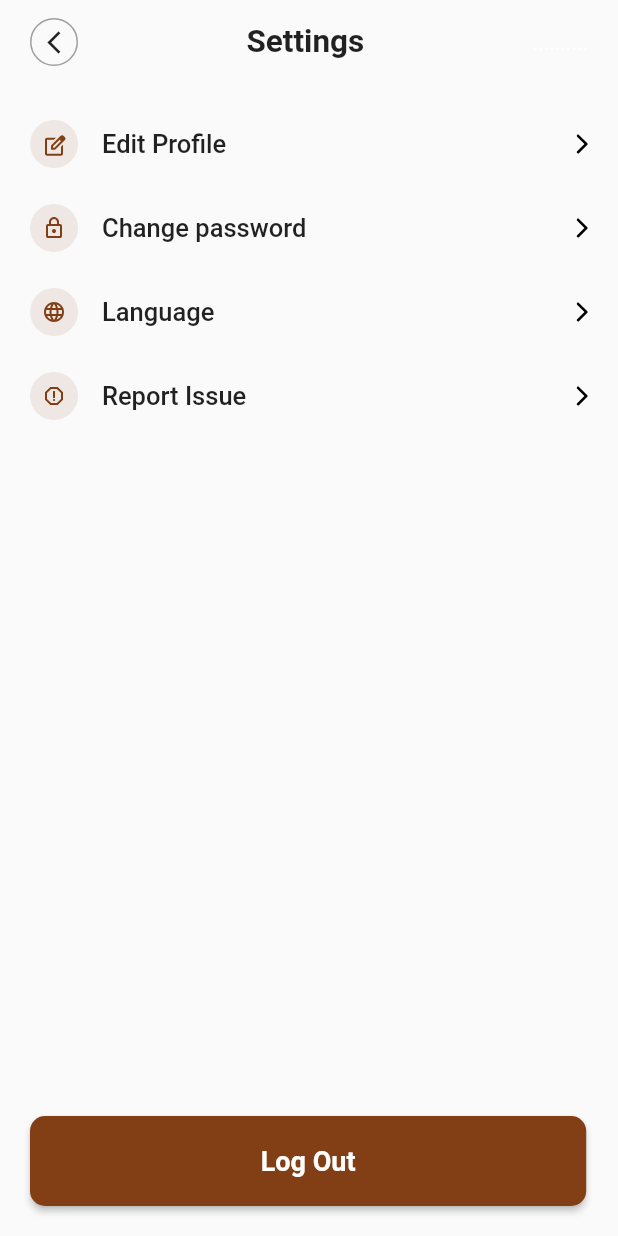
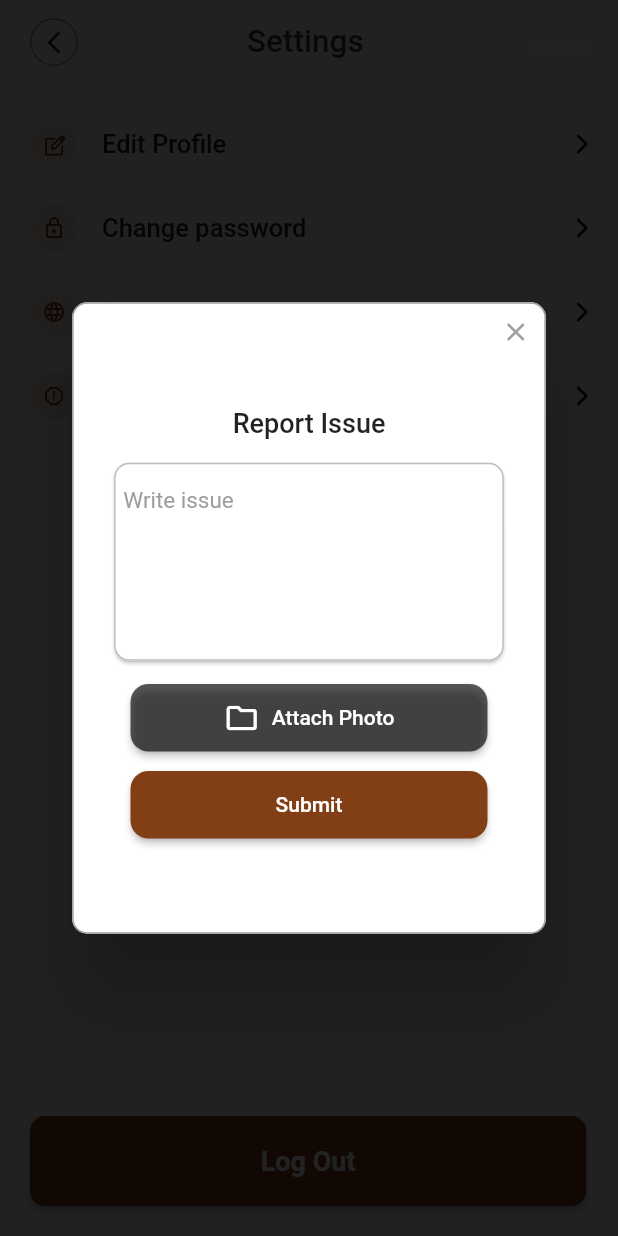
Before and after one commit to huzaifaa786/furniture_app, a Flutter app: the SettingScreen screen opened directly, after a tap on "Report Issue", on a phone screen of 412 x 824 dp. Run offline on Flutter 3.47's test engine with Material 2 defaults, Android fonts, the light colour scheme and no system bars; drawn by our look-alikes of rflutter_alert; our stand-ins replace badges, cached_network_image, carousel_indicator, carousel_slider, cloud_firestore, firebase_auth and 11 more; accounts and stored records are empty; Roboto replaces fonts that are missing (Mazzard, Poppins); project files that could hold a hidden picture were left out.

Commit message:
Adil, 27/07/2023

```diff
--- a/lib/constants/constants.dart
+++ b/lib/constants/constants.dart
@@ -6,6 +6,7 @@
 import 'package:furniture/screen/notifications/notification_controller.dart';
 import 'package:furniture/screen/order/order_controller.dart';
 import 'package:furniture/screen/register/signup_controller.dart';
+import 'package:furniture/screen/setting/setting_controller.dart';
 import 'package:furniture/services/auth_service.dart';
 
 SignUpController signUpController = SignUpController.instance;
@@ -17,3 +18,4 @@
 FirebaseFirestore firebaseFirestore = FirebaseFirestore.instance;
 OrderController orderController = OrderController.instance;
 NotificationController notificationController = NotificationController.instance;
+SettingController settingController = SettingController.instance;
--- a/lib/main.dart
+++ b/lib/main.dart
@@ -9,6 +9,7 @@
 import 'package:furniture/screen/notifications/notification_controller.dart';
 import 'package:furniture/screen/order/order_controller.dart';
 import 'package:furniture/screen/register/signup_controller.dart';
+import 'package:furniture/screen/setting/setting_controller.dart';
 import 'package:furniture/screen/splash_screen/splash_screen.dart';
 import 'package:furniture/services/auth_service.dart';
 import 'package:furniture/values/styles.dart';
@@ -31,6 +32,7 @@
     Get.put(HomeController());
     Get.put(OrderController());
     Get.put(NotificationController());
+    Get.put(SettingController());
   });
   runApp(const MyApp());
 }
--- /dev/null
+++ b/lib/screen/setting/report_bug_model.dart
@@ -0,0 +1,128 @@
+// ignore_for_file: prefer_const_constructors, sort_child_properties_last, prefer_const_literals_to_create_immutables
+
+import 'dart:io';
+
+import 'package:flutter/material.dart';
+import 'package:furniture/constants/constants.dart';
+import 'package:furniture/screen/setting/setting_controller.dart';
+import 'package:furniture/screen/setting/success_model.dart';
+import 'package:furniture/static/buginput.dart';
+import 'package:furniture/values/colors.dart';
+import 'package:get/get.dart';
+import 'package:rflutter_alert/rflutter_alert.dart';
+
+class BugReportModal extends StatefulWidget {
+  const BugReportModal({super.key});
+
+  @override
+  State<BugReportModal> createState() => _BugReportModalState();
+}
+
+class _BugReportModalState extends State<BugReportModal> {
+  @override
+  Widget build(BuildContext context) {
+    return GetBuilder<SettingController>(
+        builder: (controller) => Column(
+              crossAxisAlignment: CrossAxisAlignment.stretch,
+              children: [
+                SizedBox(
+                  height: 20,
+                ),
+                Padding(
+                  padding: const EdgeInsets.only(top: 0, bottom: 12),
+                  child: Text(
+                    'Report Issue',
+                    style: TextStyle(
+                      fontSize: 18,
+                      fontFamily: 'Poppins',
+                      fontWeight: FontWeight.w500,
+                    ),
+                    textAlign: TextAlign.center,
+                  ),
+                ),
+                Row(
+                  mainAxisAlignment: MainAxisAlignment.center,
+                  children: [
+                    BugInput(
+                      controller: settingController.bugcontroller,
+                      text: 'Write issue',
+                      maxlines: true,
+                    ),
+                  ],
+                ),
+                SizedBox(
+                  height: 10,
+                ),
+                Align(
+                  alignment: Alignment.bottomCenter,
+                  child: ElevatedButton(
+                    onPressed: () {
+                      settingController.selectbugImage();
+                    },
+                    child: Row(
+                      mainAxisAlignment: MainAxisAlignment.center,
+                      children: [
+                        Padding(
+                          padding: const EdgeInsets.only(right: 8.0),
+                          child: settingController.bugImage!.path == ''
+                              ? Icon(Icons.folder_outlined)
+                              : ClipRRect(
+                                  borderRadius: BorderRadius.circular(25),
+                                  child: Image.file(
+                                      File(settingController.bugImage!.path),
+                                      height: 35,
+                                      width: 35,
+                                      fit: BoxFit.cover),
+                                ),
+                        ),
+                        Text('Attach Photo'),
+                      ],
+                    ),
+                    style: ButtonStyle(
+                      shape: MaterialStateProperty.all<RoundedRectangleBorder>(
+                          RoundedRectangleBorder(
+                              borderRadius: BorderRadius.circular(12))),
+                      backgroundColor: MaterialStateProperty.all<Color>(
+                          Colors.black.withOpacity(0.6499999761581421)),
+                      fixedSize: MaterialStateProperty.all(Size(238, 45)),
+                    ),
+                  ),
+                ),
+                SizedBox(
+                  height: 10,
+                ),
+                Align(
+                  alignment: Alignment.bottomCenter,
+                  child: ElevatedButton(
+                    onPressed: () {
+                      // settingController.reportBug((success) {
+                      //   if (success) {
+                          successModel(context);
+                        // }
+                      // });
+                    },
+                    child: Text('Submit'),
+                    style: ButtonStyle(
+                      shape: MaterialStateProperty.all<RoundedRectangleBorder>(
+                          RoundedRectangleBorder(
+                              borderRadius: BorderRadius.circular(12))),
+                      backgroundColor:
+                          MaterialStateProperty.all<Color>(mainColor),
+                      fixedSize: MaterialStateProperty.all(Size(238, 45)),
+                    ),
+                  ),
+                ),
+                SizedBox(
+                  height: 10,
+                )
+              ],
+            ));
+  }
+
+  successModel(context) {
+    Alert(context: context, content: SucessModel(), buttons: [
+      DialogButton(
+          height: 0, color: white, onPressed: () async {}, child: Text(''))
+    ]).show();
+  }
+}
--- a/lib/screen/setting/setting.dart
+++ b/lib/screen/setting/setting.dart
@@ -1,9 +1,16 @@
+// ignore_for_file: prefer_const_constructors
+
 import 'package:flutter/material.dart';
+import 'package:furniture/constants/constants.dart';
+import 'package:furniture/screen/setting/change_password/change_password_screen.dart';
+import 'package:furniture/screen/setting/report_bug_model.dart';
 import 'package:furniture/screen/setting/translation/translate.dart';
 import 'package:furniture/static/large_button.dart';
 import 'package:furniture/static/settingtile.dart';
 import 'package:furniture/static/topbar.dart';
+import 'package:furniture/values/colors.dart';
 import 'package:get/get.dart';
+import 'package:rflutter_alert/rflutter_alert.dart';
 
 class SettingScreen extends StatefulWidget {
   const SettingScreen({super.key});
@@ -40,19 +47,25 @@
                     SettingTile(
                       image: 'assets/images/password.svg',
                       text: 'Change password',
-                      ontap: () {},
+                      ontap: () {
+                        settingController.clearPasswordVariable();
+                        Get.to(() => ChangePasswordscreen());
+                      },
                     ),
                     SettingTile(
                       image: 'assets/images/language.svg',
                       text: 'Language',
                       ontap: () {
-                        Get.to(()=> TranslateScreen());
+                        Get.to(() => TranslateScreen());
                       },
                     ),
                     SettingTile(
                       image: 'assets/images/report.svg',
                       text: 'Report Issue',
-                      ontap: () {},
+                      ontap: () {
+                        settingController.clearbugVariables();
+                        onBugTAp(context);
+                      },
                     ),
                     const SizedBox(height: 40),
                   ],
@@ -70,4 +83,11 @@
       ),
     );
   }
+
+  onBugTAp(context) {
+    Alert(context: context, content: BugReportModal(), buttons: [
+      DialogButton(
+          height: 0, color: white, onPressed: () async {}, child: Text(''))
+    ]).show();
+  }
 }
--- /dev/null
+++ b/lib/static/buginput.dart
@@ -0,0 +1,102 @@
+// ignore_for_file: prefer_typing_uninitialized_variables, sized_box_for_whitespace, prefer_const_constructors
+
+import 'package:flutter/material.dart';
+
+class BugInput extends StatelessWidget {
+  const BugInput(
+      {Key? key,
+      this.controller,
+      this.hint,
+      this.text,
+      this.color = Colors.white,
+      this.obscure = false,
+      this.maxlines = false,
+      this.enabled = true,
+      this.padding = true,
+      this.readOnly = false,
+      this.onChange,
+      this.imageIcon,
+      this.validator,
+      this.autovalidateMode,
+      // this.validate,
+      this.icon,
+      this.type = TextInputType.text,
+      this.fontSize = 17.0,
+      this.onpressed})
+      : super(key: key);
+
+  final controller;
+  final validator;
+  // final RxBool? validate;
+  final obscure;
+  final hint;
+  final type;
+  final imageIcon;
+  final icon;
+  final text;
+  final autovalidateMode;
+  final color;
+  final maxlines;
+  final onChange;
+  final onpressed;
+  final fontSize;
+  final enabled;
+  final readOnly;
+  final padding;
+  @override
+  Widget build(BuildContext context) {
+    return Padding(
+      padding: padding == true
+          ? const EdgeInsets.only(left: 4, right: 4)
+          : EdgeInsets.only(),
+      child: Container(
+        height: 140,
+        width: MediaQuery.of(context).size.width * 0.65,
+        child: Card(
+          color: Color.fromRGBO(255, 255, 255, 1),
+          shape: OutlineInputBorder(
+              borderRadius: BorderRadius.circular(10),
+              borderSide: BorderSide(
+                color: Colors.grey[400]!,
+              )),
+          child: Row(
+            children: [
+              Container(
+                  width: MediaQuery.of(context).size.width * 0.62,
+                  child: Align(
+                    alignment: Alignment.topLeft,
+                    child: TextFormField(
+                      readOnly: readOnly,
+                      enabled: enabled,
+                      controller: controller,
+                      style: TextStyle(fontSize: fontSize),
+                      obscureText: obscure,
+                      keyboardType: type,
+                      validator: validator,
+                      decoration: InputDecoration(
+                        contentPadding: EdgeInsets.only(left: 6,right: 6),
+                        hintText: text,
+                        hintStyle: TextStyle(
+                            color: Colors.grey,
+                            fontSize: 15,
+                            fontWeight: FontWeight.w400),
+                        fillColor: color,
+                        enabledBorder: UnderlineInputBorder(
+                          borderSide: BorderSide(color: color, width: 1.0),
+                        ),
+                        focusedBorder: UnderlineInputBorder(
+                          borderSide: BorderSide(color: color, width: 1.0),
+                        ),
+
+                      ),
+                      cursorColor: Colors.black,
+                      maxLines: maxlines == true ? null : 1,
+                    ),
+                  )),
+            ],
+          ),
+        ),
+      ),
+    );
+  }
+}
--- a/lib/static/topbar.dart
+++ b/lib/static/topbar.dart
@@ -32,7 +32,8 @@
             style: TextStyle(
                 fontFamily: 'Poppins',
                 fontSize: 21,
-                fontWeight: FontWeight.w600),
+                color: Colors.black.withOpacity(0.7699999809265137),
+                fontWeight: FontWeight.w500),
           ),
           Text(
             '..........',
--- a/pubspec.yaml
+++ b/pubspec.yaml
@@ -64,6 +64,7 @@
   cloud_functions: ^4.3.4
   flutter_local_notifications: ^15.1.0+1
   badges: ^3.1.1
+  rflutter_alert: ^2.0.7
 
 dev_dependencies:
   flutter_test:
```
Also changed, not shown: lib/screen/notifications/notification_screen.dart (+4 -4 lines), lib/screen/setting/change_password/change_password_screen.dart (added, +86 -0 lines), lib/screen/setting/setting_controller.dart (added, +167 -0 lines), lib/screen/setting/success_model.dart (added, +79 -0 lines), assets/images/tick.svg (added), pubspec.lock.
